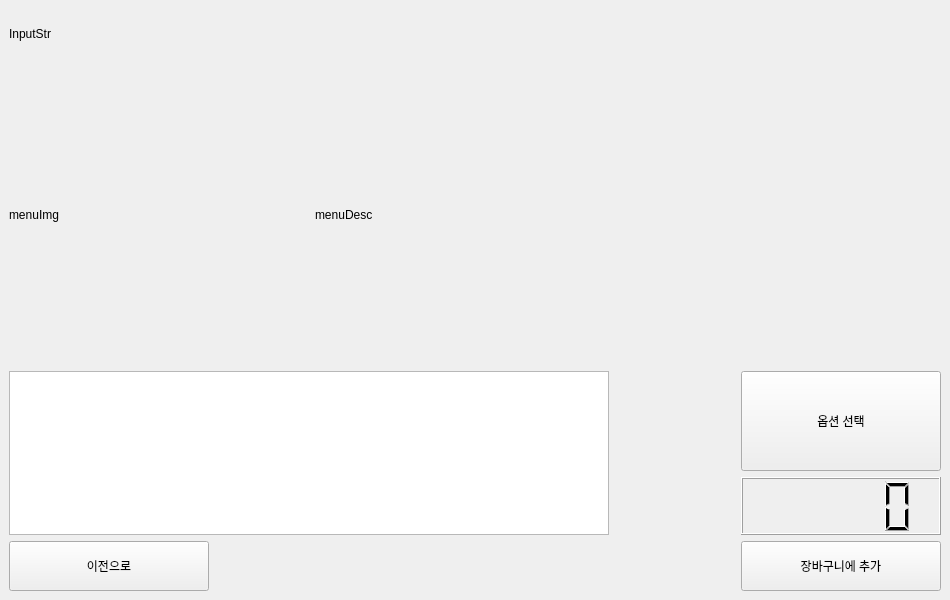
LeeHuSeong/Kiosk_AI, file front/aipage/ai_Dialog.ui: the form before one commit.
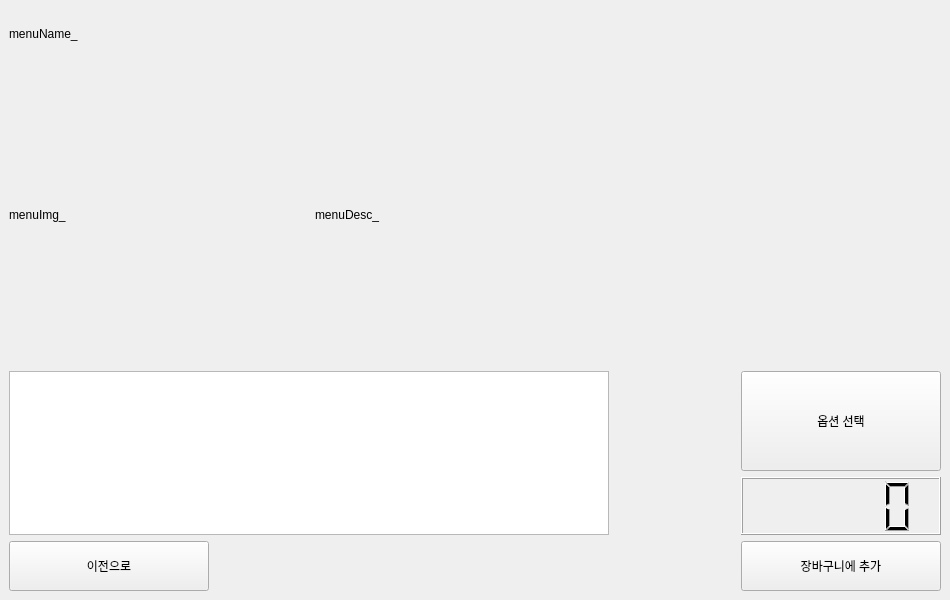
The form after the commit. The open tabs and pages were chosen to show the change.

Diff of the .ui file:
```diff
--- a/front/aipage/ai_Dialog.ui
+++ b/front/aipage/ai_Dialog.ui
@@ -161,7 +161,7 @@
           </size>
          </property>
          <property name="text">
-          <string>InputStr</string>
+          <string>menuName_</string>
          </property>
         </widget>
        </item>
@@ -182,14 +182,14 @@
             </size>
            </property>
            <property name="text">
-            <string>menuImg</string>
+            <string>menuImg_</string>
            </property>
           </widget>
          </item>
          <item>
           <widget class="QLabel" name="menuDesc">
            <property name="text">
-            <string>menuDesc</string>
+            <string>menuDesc_</string>
            </property>
           </widget>
          </item>
```
Left out of the diff: 10 changed lines with no effect on the pictures.
